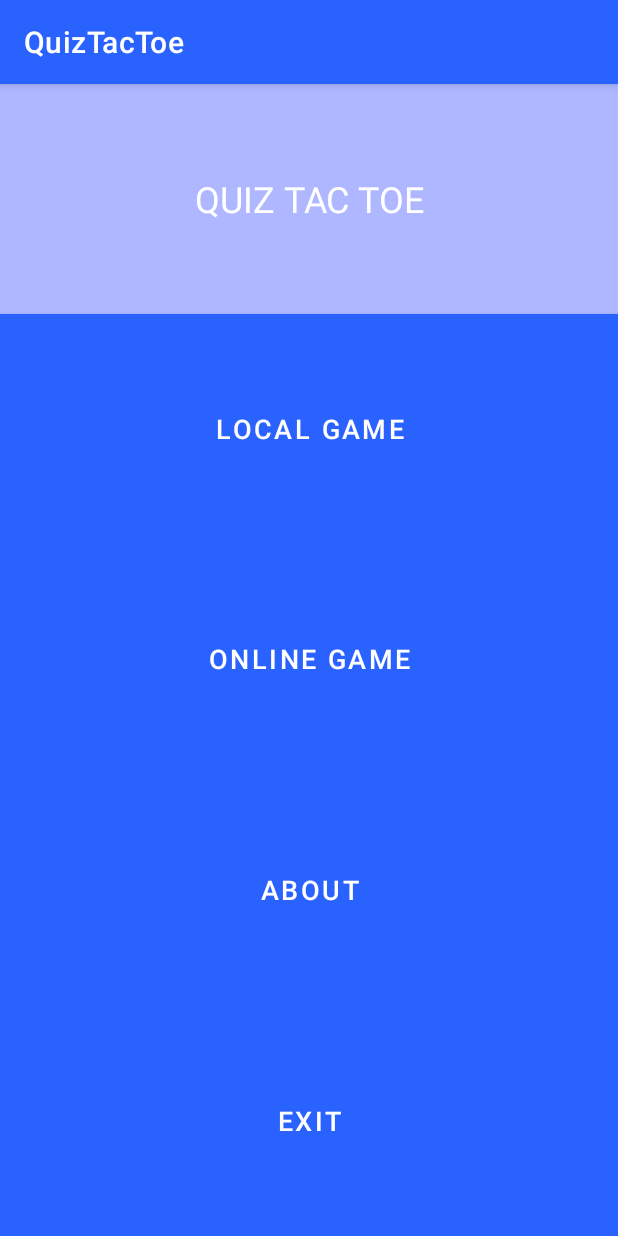
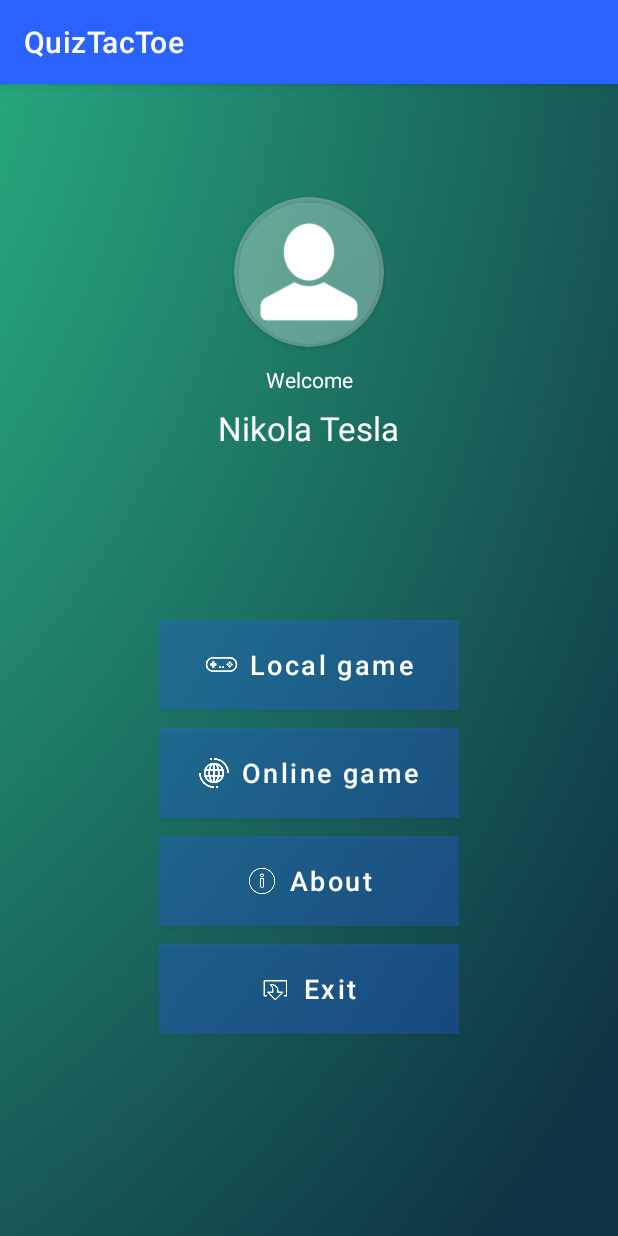
Before and after one commit to Tezekiel/StoreAndFlow, an Android app: the MenuActivity screen opened directly, with no data from a screen before it, on a phone screen of 412 x 824 dp. Run offline under Robolectric (Android 15) with nearby library versions, the phone set to English and light mode, and no system bars.

Commit message:
Rjesena estetika menu-a

```diff
--- a/app/src/main/res/layout/activity_menu.xml
+++ b/app/src/main/res/layout/activity_menu.xml
@@ -1,59 +1,111 @@
 <?xml version="1.0" encoding="utf-8"?>
-<androidx.appcompat.widget.LinearLayoutCompat xmlns:android="http://schemas.android.com/apk/res/android"
+<androidx.constraintlayout.widget.ConstraintLayout xmlns:android="http://schemas.android.com/apk/res/android"
     xmlns:app="http://schemas.android.com/apk/res-auto"
     xmlns:tools="http://schemas.android.com/tools"
     android:layout_width="match_parent"
     android:layout_height="match_parent"
-    tools:context=".view.MenuActivity"
-    android:orientation="vertical">
+    android:background="@drawable/background_pacific_dream"
+    android:orientation="vertical"
+    tools:context=".view.MenuActivity">
+
+    <androidx.cardview.widget.CardView
+        android:id="@+id/profile_cv"
+        android:layout_width="100dp"
+        android:layout_height="100dp"
+        android:layout_centerHorizontal="true"
+        android:elevation="10dp"
+        app:cardCornerRadius="50dp"
+        app:layout_constraintEnd_toEndOf="parent"
+        app:layout_constraintStart_toStartOf="parent"
+        app:layout_constraintTop_toTopOf="parent"
+        android:layout_marginTop="75dp"
+        android:backgroundTint="@color/opaque_white">
+
+        <androidx.appcompat.widget.AppCompatImageView
+            android:tint="@color/white"
+            android:id="@+id/profile_img_iv"
+            android:layout_width="match_parent"
+            android:layout_height="100dp"
+            android:scaleType="centerCrop"
+            android:padding="12dp"
+            android:src="@drawable/ic_user_male" />
+    </androidx.cardview.widget.CardView>
 
     <TextView
-        android:layout_width="match_parent"
-        android:layout_height="0dp"
-        android:layout_weight="1"
-        android:text="Quiz Tac Toe"
-        android:textAllCaps="true"
-        android:gravity="center"
-        android:textSize="24sp"
-        android:background="@color/primaryLightColorScale0"
-        android:textColor="@color/primaryTextColor"/>
+        android:id="@+id/welcome_tv"
+        android:layout_width="wrap_content"
+        android:layout_height="wrap_content"
+        android:text="Welcome"
+        android:textColor="@color/white"
+        android:layout_margin="12dp"
+        app:layout_constraintEnd_toEndOf="parent"
+        app:layout_constraintStart_toStartOf="parent"
+        app:layout_constraintTop_toBottomOf="@+id/profile_cv" />
+
+    <TextView
+        android:id="@+id/name_tv"
+        android:layout_width="wrap_content"
+        android:layout_height="wrap_content"
+        android:text="Nikola Tesla"
+        android:textColor="@color/white"
+        android:layout_margin="8dp"
+        android:textSize="22sp"
+        app:layout_constraintEnd_toEndOf="parent"
+        app:layout_constraintStart_toStartOf="parent"
+        app:layout_constraintTop_toBottomOf="@+id/welcome_tv" />
 
     <com.google.android.material.button.MaterialButton
-        android:layout_width="match_parent"
-        android:layout_height="0dp"
-        android:layout_weight="1"
+        android:id="@+id/local_game_btn"
+        style="@style/ButtonMenu"
+        android:onClick="startActivityLocalGameSetup"
         android:text="Local game"
-        android:textSize="18sp"
-        android:background="@color/primaryLightColor"
+        app:icon="@drawable/ic_local_game"
+        app:iconSize="22dp"
+        app:iconGravity="textStart"
+        app:layout_constraintEnd_toEndOf="parent"
+        app:layout_constraintStart_toStartOf="parent"
+        app:layout_constraintTop_toTopOf="@+id/guideline_45p_horizontal">
+
+    </com.google.android.material.button.MaterialButton>
+
+    <com.google.android.material.button.MaterialButton
+        android:id="@+id/online_game_btn"
         style="@style/ButtonMenu"
-        android:onClick="startActivityLocalGameSetup"/>
+        android:text="Online game"
+        app:icon="@drawable/ic_online"
+        app:iconSize="20dp"
+        app:iconGravity="textStart"
+        app:layout_constraintEnd_toEndOf="parent"
+        app:layout_constraintStart_toStartOf="parent"
+        app:layout_constraintTop_toBottomOf="@+id/local_game_btn" />
+
     <com.google.android.material.button.MaterialButton
-        android:layout_width="match_parent"
-        android:layout_height="0dp"
-        android:layout_weight="1"
-        android:text="Online game"
-        android:textSize="18sp"
-        android:hint="Working on it..."
+        android:id="@+id/about_btn"
         style="@style/ButtonMenu"
-        android:background="@color/primaryLightColorScale2"/>
+        android:text="About"
+        app:icon="@drawable/ic_about"
+        app:iconSize="20dp"
+        app:iconGravity="textStart"
+        app:layout_constraintEnd_toEndOf="parent"
+        app:layout_constraintStart_toStartOf="parent"
+        app:layout_constraintTop_toBottomOf="@+id/online_game_btn" />
+
     <com.google.android.material.button.MaterialButton
-        android:layout_width="match_parent"
-        android:layout_height="0dp"
-        android:layout_weight="1"
-        android:text="About"
-        android:textSize="18sp"
-        android:hint="Working on it..."
-        android:background="@color/primaryLightColorScale3"
-        style="@style/ButtonMenu"/>
-    <com.google.android.material.button.MaterialButton
-        android:layout_width="match_parent"
-        android:layout_height="0dp"
-        android:layout_weight="1"
+        android:id="@+id/exit_btn"
+        style="@style/ButtonMenu"
+        android:onClick="closeApp"
         android:text="Exit"
-        android:textSize="18sp"
-        android:hint="Working on it..."
-        android:background="@color/primaryLightColorScale4"
-        style="@style/ButtonMenu"
-        android:onClick="closeApp"/>
+        app:icon="@drawable/ic_exit"
+        app:iconSize="20dp"
+        app:iconGravity="textStart"
+        app:layout_constraintEnd_toEndOf="parent"
+        app:layout_constraintStart_toStartOf="parent"
+        app:layout_constraintTop_toBottomOf="@+id/about_btn" />
 
-</androidx.appcompat.widget.LinearLayoutCompat>
+    <androidx.constraintlayout.widget.Guideline
+        android:id="@+id/guideline_45p_horizontal"
+        android:layout_width="wrap_content"
+        android:layout_height="wrap_content"
+        android:orientation="horizontal"
+        app:layout_constraintGuide_percent="0.45" />
+</androidx.constraintlayout.widget.ConstraintLayout>
--- a/app/src/main/res/values/colors.xml
+++ b/app/src/main/res/values/colors.xml
@@ -9,6 +9,8 @@
   <color name="primaryLightColorScale2">#636FFF</color>
   <color name="primaryLightColorScale3">#4B62FF</color>
   <color name="primaryLightColorScale4">#374BFF</color>
-    <color name="green">#115811</color>
+  <color name="green">#115811</color>
   <color name="red">#7E1A1A</color>
+  <color name="opaque_white">#4DFFFFFF</color>
+  <color name="white">#FFFFFF</color>
 </resources>
--- a/app/src/main/res/values/styles.xml
+++ b/app/src/main/res/values/styles.xml
@@ -9,7 +9,16 @@
     </style>
 
     <style name="ButtonMenu">
-        <item name="android:textColor">@color/primaryTextColor</item>
+
+        <item name="android:textColor">@color/white</item>
+        <item name ="android:layout_width">200dp</item>
+        <item name ="android:layout_height">60dp</item>
+        <item name ="android:background">@color/opaque_white</item>
+        <item name ="android:elevation">10dp</item>
+        <item name ="android:inputType">text</item>
+        <item name ="android:backgroundTint">@color/opaque_white</item>
+        <item name ="android:textSize">18sp</item>
+        <item name ="android:layout_marginTop">12dp</item>
     </style>
 
 </resources>
```
Also changed, not shown: app/src/main/res/drawable/background_pacific_dream.png (added), app/src/main/res/drawable/ic_about.png (added), app/src/main/res/drawable/ic_exit.png (added), app/src/main/res/drawable/ic_local_game.png (added), app/src/main/res/drawable/ic_online.png (added), app/src/main/res/drawable/ic_user_female.png (added), app/src/main/res/drawable/ic_user_male.png (added).
